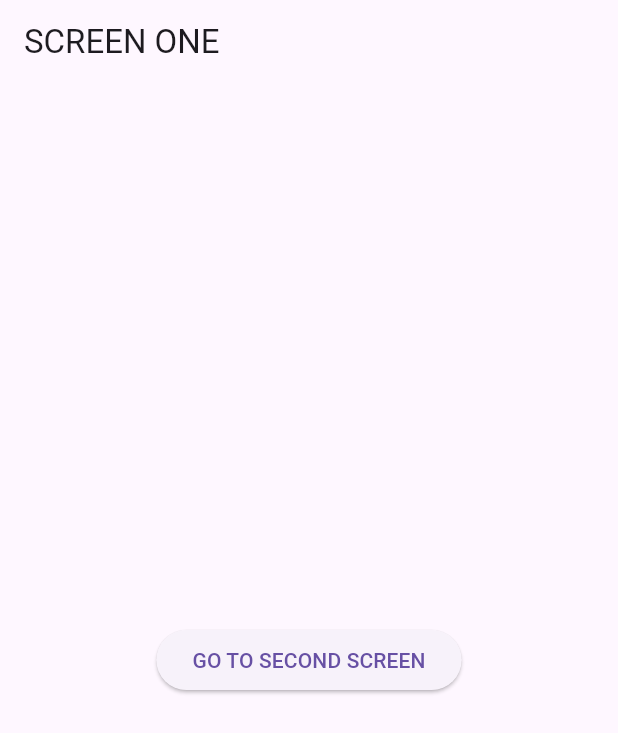
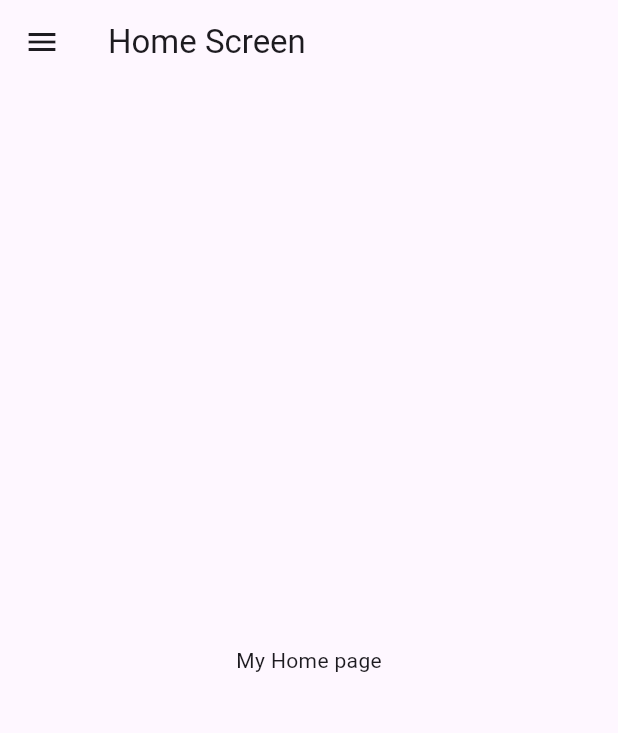
Before and after one commit to Ngai-E/microtask_app, a Flutter app: the screen it shows after launch, on a phone screen of 412 x 824 dp. Shown: the top 733 px of the screen. Run offline on Flutter 3.47's test engine with Material 3 defaults, Android fonts, the phone set to English and light mode, and no system bars.

Commit message:
Drawer navigation

```diff
--- a/lib/main.dart
+++ b/lib/main.dart
@@ -7,37 +7,34 @@ class MyApp extends StatelessWidget{
 
   @override
   Widget build(BuildContext context) {
+    return MyHomePage();
+  }
+}
+
+class MyHomePage extends StatelessWidget{
+  @override
+  Widget build(BuildContext context) {
     return Scaffold(
-      appBar: AppBar( title: const Text("SCREEN ONE")),
-      body: Center(
-        child: ElevatedButton(
-            onPressed: () {
-                        Navigator.push(
-                            context,
-                            MaterialPageRoute(builder: (context) => const SecondScreen())
-                        );
-                      },
-            child: Text('GO TO SECOND SCREEN')),
+      appBar: AppBar(title: Text('Home Screen'),),
+      body: const Center(child: Text('My Home page'),),
+      drawer: Drawer(
+        child: ListView(
+          children:  <Widget>[
+            const SizedBox(
+              height: 60,
+              child:  DrawerHeader(decoration: BoxDecoration(color: Colors.blue), child: Text("Drawer header"),),
+            ),
+            ListTile(
+              title:  const Text('Item One'),
+              onTap: () {
+                Navigator.of(context).pop();
+              }
+            ),
+            const ListTile(title: Text('Item Two'),)
+          ],
+        ),
       ),
     );
   }
+
 }
-
-class SecondScreen extends StatelessWidget{
-  const SecondScreen({super.key});
-
-  @override
-  Widget build(BuildContext context) {
-    return MaterialApp(title: "App Bar", home: Scaffold(
-      appBar: AppBar(title: Text('SECOND SCREEN'),),
-      body: Center(
-        child: ElevatedButton(
-          onPressed: () {
-            Navigator.pop(context);
-          },
-          child: const Text('GO TO FIRST SCREEN'),
-        ),
-      ),
-    ),);
-  }
-}
```
